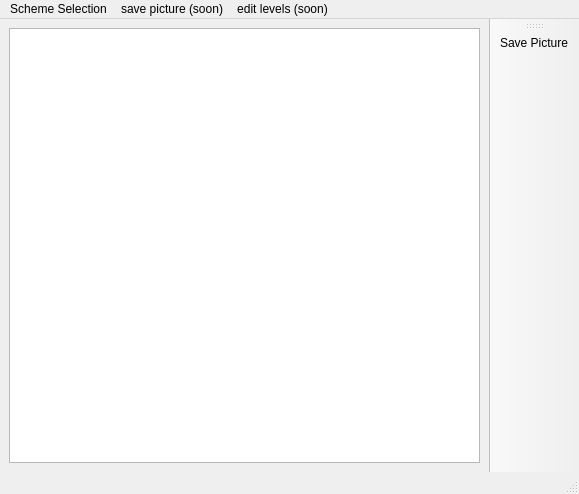
Above: w_Isomer/w_levelScheme.ui from LISEcute/IsomerAPI before the change. Below: the same form after it.
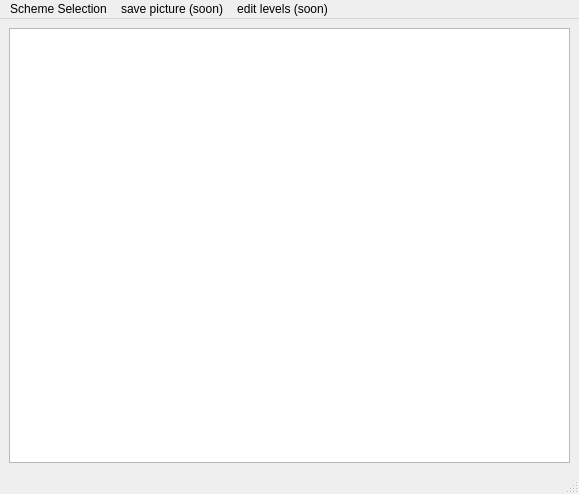
That is the form after the change. Icons and pictures are not drawn.

The edit to the form file:
```diff
--- a/w_Isomer/w_levelScheme.ui
+++ b/w_Isomer/w_levelScheme.ui
@@ -34,18 +34,6 @@
    </layout>
   </widget>
   <widget class="QStatusBar" name="statusbar"/>
-  <widget class="QToolBar" name="toolBar">
-   <property name="windowTitle">
-    <string>toolBar</string>
-   </property>
-   <attribute name="toolBarArea">
-    <enum>RightToolBarArea</enum>
-   </attribute>
-   <attribute name="toolBarBreak">
-    <bool>false</bool>
-   </attribute>
-   <addaction name="action_savePic"/>
-  </widget>
   <widget class="QMenuBar" name="menuBar">
    <property name="geometry">
     <rect>
```
